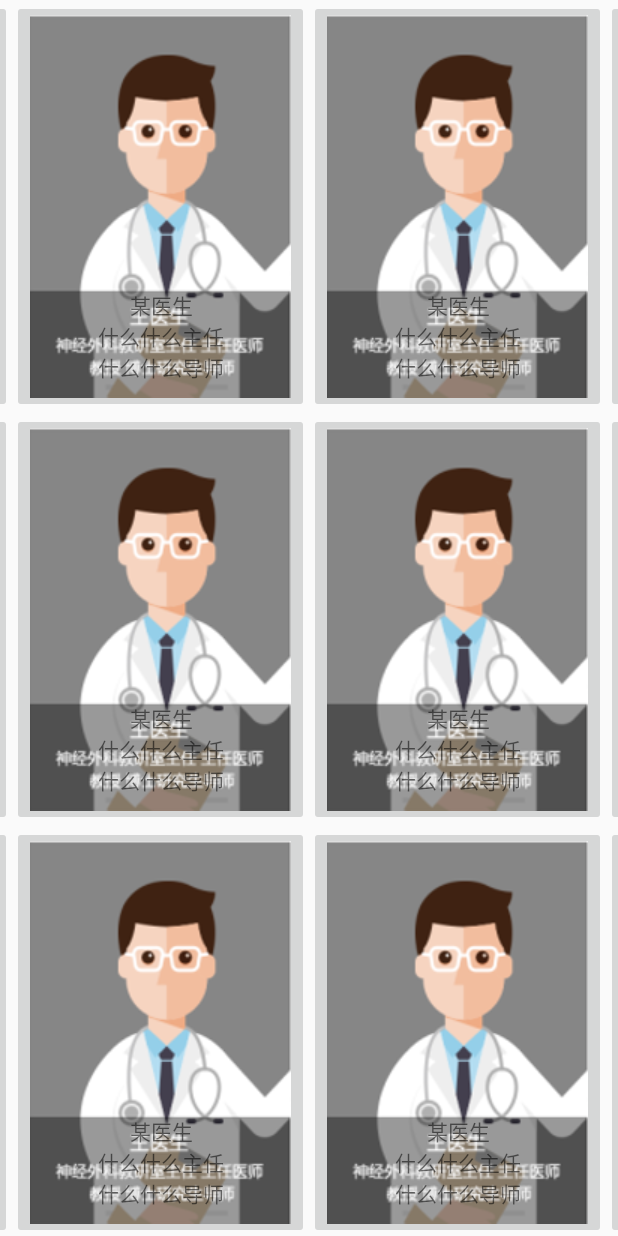
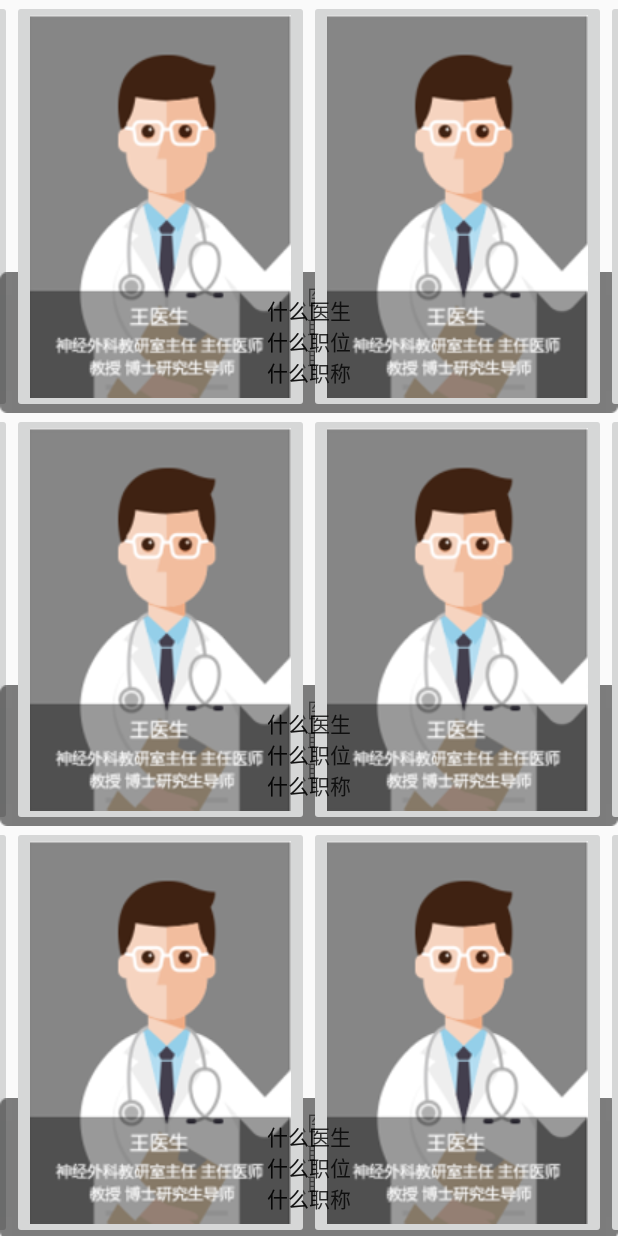
Before and after one commit to yemiekai/Vedio_Voice, an Android app: the fragment DoctorListFragment shown on its own in the app's theme, on a phone screen of 412 x 824 dp. Run offline under Robolectric (Android 15) with nearby library versions, the phone set to English and light mode, and no system bars; 1 statement that could not run was skipped.

Commit message:
记录医生界面待做的事情

```diff
--- a/app/src/main/java/com/yemiekai/vedio_voice/fragments/DoctorListFragment.java
+++ b/app/src/main/java/com/yemiekai/vedio_voice/fragments/DoctorListFragment.java
@@ -3,6 +3,7 @@
 import android.app.Fragment;
 import android.content.Context;
 import android.os.Bundle;
+import android.util.Log;
 import android.view.LayoutInflater;
 import android.view.View;
 import android.view.ViewGroup;
@@ -18,11 +19,17 @@
 
 import java.util.ArrayList;
 
+/**
+ * 这个Fragment的布局是一个RecyclerView, 一个垂直滑动的列表, 每一行显示4个医生
+ * */
 public class DoctorListFragment extends Fragment
 {
 	public static final String FIRST_CATEGORY_INDEX = "first_category_index";  // 一级菜单索引(名医馆:0 内科:1 外科:1 ...)
 	public static final String SECOND_CATEGORY_INDEX = "second_category_index";  // 二级菜单索引(心血管内科:0 内分泌科:1 ...)
 
+	private int first_category_index;  // 传进来的一级菜单索引号
+	private int second_category_index;  // 传进来的二级菜单索引号
+	private boolean isIndexValid = false;  // 是否传来了科室索引, 或者科室索引是否有效
 	RecyclerView recyclerView;
 
 	@Override
@@ -30,11 +37,21 @@
 	{
 		super.onCreate(savedInstanceState);
 
-		// 如果启动该Fragment时包含了ITEM_ID参数
 		if (getArguments().containsKey(FIRST_CATEGORY_INDEX) && getArguments().containsKey(SECOND_CATEGORY_INDEX))
 		{
-			int first = getArguments().getInt(FIRST_CATEGORY_INDEX);
-			int second = getArguments().getInt(SECOND_CATEGORY_INDEX);
+			// 得到科室索引, 根据这个找到医生并且显示
+			isIndexValid = true;
+			first_category_index = getArguments().getInt(FIRST_CATEGORY_INDEX);
+			second_category_index = getArguments().getInt(SECOND_CATEGORY_INDEX);
+			/****
+			 *
+			 *
+			 * todo: 根据科室索引找到该科室所有医生的信息, 以便在adapter里面设置显示各个医生信息, 多少行
+			 *       (暂定每行4个医生, 见layout_doctors.xml)
+			 *       以及每个医生的信息
+			 *
+			 *
+			 */
 		}
 	}
 
@@ -45,22 +62,18 @@
 		View rootView = inflater.inflate(R.layout.fragment_doctors_list, container, false);
 		recyclerView = (RecyclerView) rootView.findViewById(R.id.fragment_doctors_recycler);
 
-		init_doctor_view();
+		// 设置布局管理器
+		LinearLayoutManager layoutManager = new LinearLayoutManager(this.getActivity());  // 线性
+		layoutManager.setOrientation(RecyclerView.VERTICAL);  // 纵向
+		recyclerView.setLayoutManager(layoutManager);
+
+		// 设置适配器
+		recyclerView.setAdapter(new MyDoctorAdapter());
 
 		return rootView;
 	}
 
-	private void init_doctor_view(){
-		LinearLayoutManager layoutManager = new LinearLayoutManager(this.getActivity());  // 线性
-		layoutManager.setOrientation(RecyclerView.VERTICAL);  // 纵向
-		recyclerView.setLayoutManager(layoutManager);
-		recyclerView.setAdapter(new MyDoctorAdapter());
-	}
-
 	public class MyDoctorAdapter extends RecyclerView.Adapter<MyDoctorAdapter.ViewHolder> {
-
-		ArrayList<String> buttonList;
-
 		class ViewHolder extends RecyclerView.ViewHolder {
 			ImageButton mButton1;
 			ImageButton mButton2;
@@ -86,6 +99,7 @@
 		}
 
 		public MyDoctorAdapter(){
+			// 构造函数, 暂时没有传参
 		}
 
 		@Override
@@ -97,15 +111,28 @@
 		@Override
 		public void onBindViewHolder(@NonNull ViewHolder holder, int position) {
 
+			// todo:
+			//      根据position找到对应医生索引的方法：(position就是当前行数)
+			//      doctor index1 = position * 4 + 0
+			//      doctor index2 = position * 4 + 1
+			//      doctor index3 = position * 4 + 2
+			//      doctor index4 = position * 4 + 3
 			holder.mButton1.setImageResource(R.drawable.sample_doctor);  // 设置按钮图片
 			holder.mButton2.setImageResource(R.drawable.sample_doctor);  // 设置按钮图片
 			holder.mButton3.setImageResource(R.drawable.sample_doctor);  // 设置按钮图片
 			holder.mButton4.setImageResource(R.drawable.sample_doctor);  // 设置按钮图片
+
+			holder.mTextView1.setText("什么医生\n什么职位\n什么职称\n");  // 设置文字
+			holder.mTextView2.setText("什么医生\n什么职位\n什么职称\n");  // 设置文字
+			holder.mTextView3.setText("什么医生\n什么职位\n什么职称\n");  // 设置文字
+			holder.mTextView4.setText("什么医生\n什么职位\n什么职称\n");  // 设置文字
+
+			// todo:
+			//      设置每个按钮的点击响应时间, 切换fragment, 显示医生详细信息
+			//      切换时要传入当前fragment的科室索引, 在客户按下"返回"按钮时要切换回现在的fragment
+			//      (因为切换了fragment后, 现在的fragment好像被destroy了)
 //			holder.mButton.setOnClickListener(buttonInfo.getClickListener());  // 设置按钮监听
-//
-//			if(position==0){
-//				holder.mButton.requestFocus();
-//			}
+
 		}
 
 		@Override
@@ -114,15 +141,8 @@
 			 *
 			 *
 			 *
-			 *
-			 *
-			 *
-			 *
-			 *
 			 * todo 这是设置列表的长度。  列表一行有4个医生
-			 *
-			 *
-			 *
+			 *		到时候根据多少医生, 返回值为 (医生总数/4)
 			 *
 			 *
 			 * */
@@ -135,37 +155,5 @@
 		}
 
 	}
-//	public static final String ITEM_ID = "item_id";
-//	// 保存该Fragment显示的Book对象
-//	BookContent.Book book;
-//	@Override
-//	public void onCreate(Bundle savedInstanceState)
-//	{
-//		super.onCreate(savedInstanceState);
-//		// 如果启动该Fragment时包含了ITEM_ID参数
-//		if (getArguments().containsKey(ITEM_ID))
-//		{
-//			book = BookContent.ITEM_MAP.get(getArguments()
-//				.getInt(ITEM_ID)); // ①
-//		}
-//	}
-//	// 重写该方法，该方法返回的View将作为Fragment显示的组件
-//	@Override
-//	public View onCreateView(LayoutInflater inflater
-//		, ViewGroup container, Bundle savedInstanceState)
-//	{
-//		// 加载/res/layout/目录下的fragment_book_detail.xml布局文件
-//		View rootView = inflater.inflate(R.layout.fragment_book_detail,
-//				container, false);
-//		if (book != null)
-//		{
-//			// 让book_title文本框显示book对象的title属性
-//			((TextView) rootView.findViewById(R.id.book_title))
-//				.setText(book.title);
-//			// 让book_desc文本框显示book对象的desc属性
-//			((TextView) rootView.findViewById(R.id.book_desc))
-//				.setText(book.desc);
-//		}
-//		return rootView;
-//	}
+
 }
--- a/app/src/main/res/layout/layout_doctors.xml
+++ b/app/src/main/res/layout/layout_doctors.xml
@@ -18,11 +18,11 @@
         app:layout_constraintRight_toLeftOf="@id/layout_doctors_button2"/>
     <TextView
         android:id="@+id/layout_doctors_text1"
-        android:layout_width="wrap_content"
-        android:layout_height="wrap_content"
+        android:layout_width="match_parent"
+        android:layout_height="match_parent"
         android:text="某医生\n什么什么主任\n什么什么导师"
+        android:background="@drawable/bg10"
         android:textAlignment="center"
-        android:layout_marginBottom="20dp"
         app:layout_constraintLeft_toLeftOf="@+id/layout_doctors_button1"
         app:layout_constraintRight_toRightOf="@+id/layout_doctors_button1"
         app:layout_constraintBottom_toBottomOf="@+id/layout_doctors_button1"/>
@@ -38,11 +38,10 @@
         app:layout_constraintRight_toLeftOf="@id/layout_doctors_button3"/>
     <TextView
         android:id="@+id/layout_doctors_text2"
-        android:layout_width="wrap_content"
-        android:layout_height="wrap_content"
+        android:layout_width="match_parent"
+        android:layout_height="match_parent"
         android:text="某医生\n什么什么主任\n什么什么导师"
         android:textAlignment="center"
-        android:layout_marginBottom="20dp"
         app:layout_constraintLeft_toLeftOf="@+id/layout_doctors_button2"
         app:layout_constraintRight_toRightOf="@+id/layout_doctors_button2"
         app:layout_constraintBottom_toBottomOf="@+id/layout_doctors_button2"/>
@@ -58,11 +57,10 @@
         app:layout_constraintRight_toLeftOf="@id/layout_doctors_button4"/>
     <TextView
         android:id="@+id/layout_doctors_text3"
-        android:layout_width="wrap_content"
-        android:layout_height="wrap_content"
+        android:layout_width="match_parent"
+        android:layout_height="match_parent"
         android:text="某医生\n什么什么主任\n什么什么导师"
         android:textAlignment="center"
-        android:layout_marginBottom="20dp"
         app:layout_constraintLeft_toLeftOf="@+id/layout_doctors_button3"
         app:layout_constraintRight_toRightOf="@+id/layout_doctors_button3"
         app:layout_constraintBottom_toBottomOf="@+id/layout_doctors_button3"/>
@@ -78,11 +76,10 @@
         app:layout_constraintRight_toRightOf="parent"/>
     <TextView
         android:id="@+id/layout_doctors_text4"
-        android:layout_width="wrap_content"
-        android:layout_height="wrap_content"
+        android:layout_width="match_parent"
+        android:layout_height="match_parent"
         android:text="某医生\n什么什么主任\n什么什么导师"
         android:textAlignment="center"
-        android:layout_marginBottom="10dp"
         app:layout_constraintLeft_toLeftOf="@+id/layout_doctors_button4"
         app:layout_constraintRight_toRightOf="@+id/layout_doctors_button4"
         app:layout_constraintBottom_toBottomOf="@+id/layout_doctors_button4"/>
```
Also changed, not shown: app/src/main/java/com/yemiekai/vedio_voice/DoctorActivity.java (+9 -15 lines).
